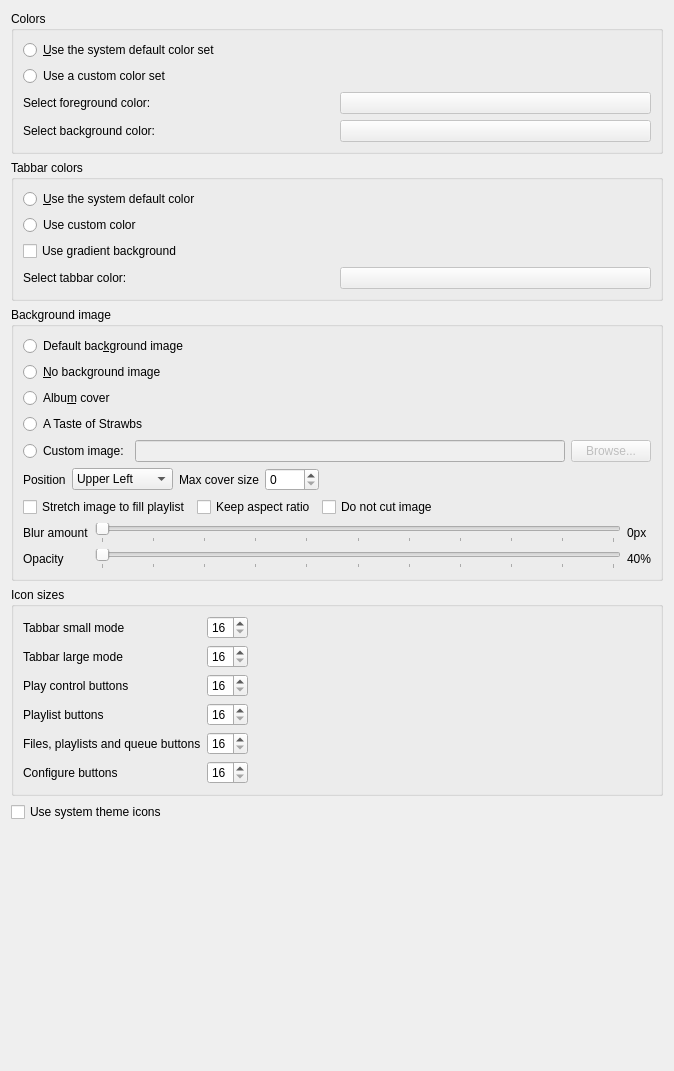
First picture: the form in src/settings/appearancesettingspage.ui, repository strawberrymusicplayer/strawberry, before the edit.
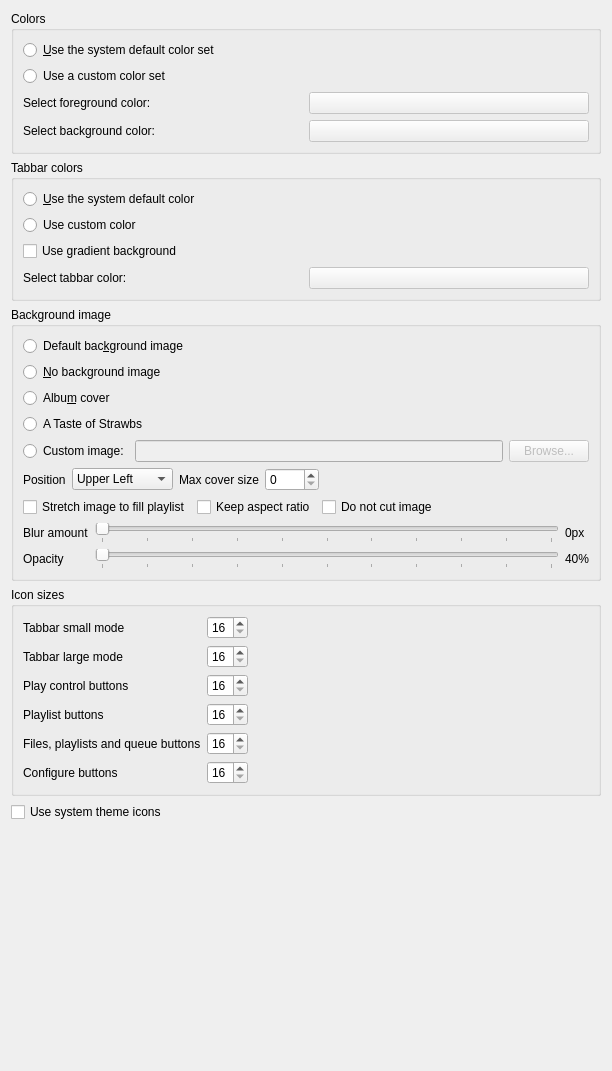
Second picture: the form after the edit.

Commit message: Adjust width of settingspages

Diff of the .ui file:
```diff
--- a/src/settings/appearancesettingspage.ui
+++ b/src/settings/appearancesettingspage.ui
@@ -6,7 +6,7 @@
    <rect>
     <x>0</x>
     <y>0</y>
-    <width>674</width>
+    <width>612</width>
     <height>1071</height>
    </rect>
   </property>
```
The commit also changes 13 other files.
